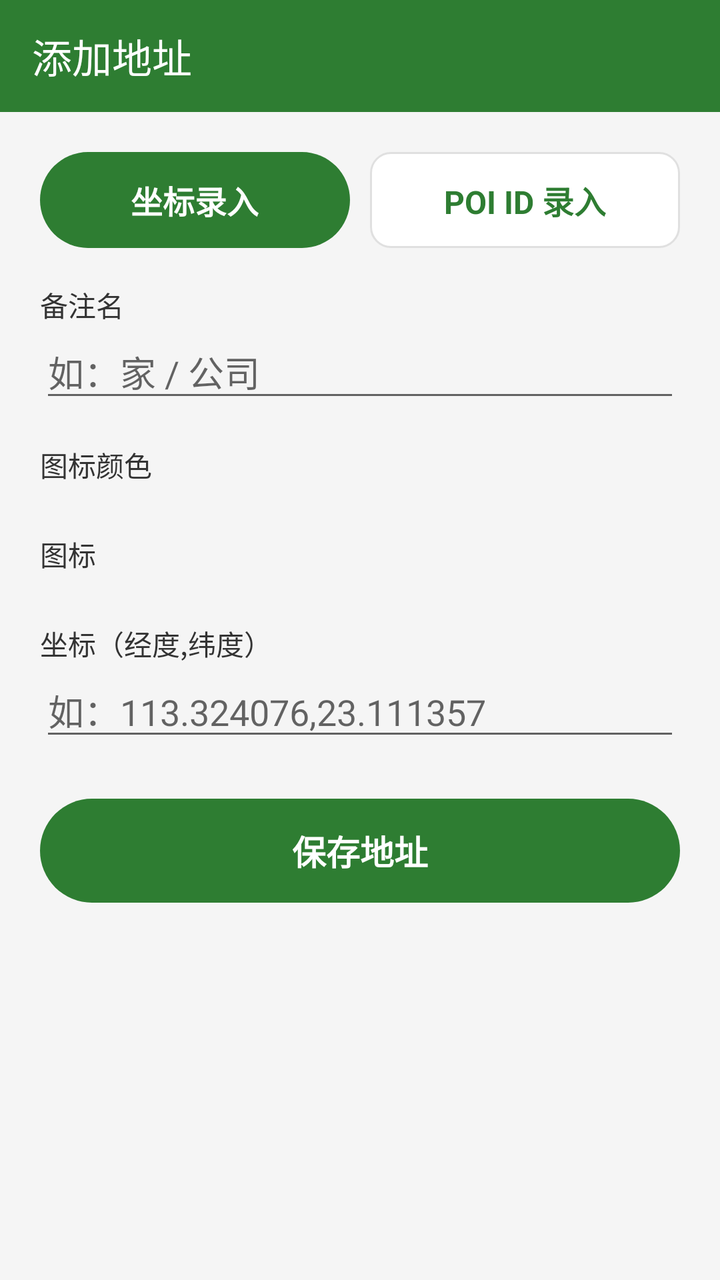
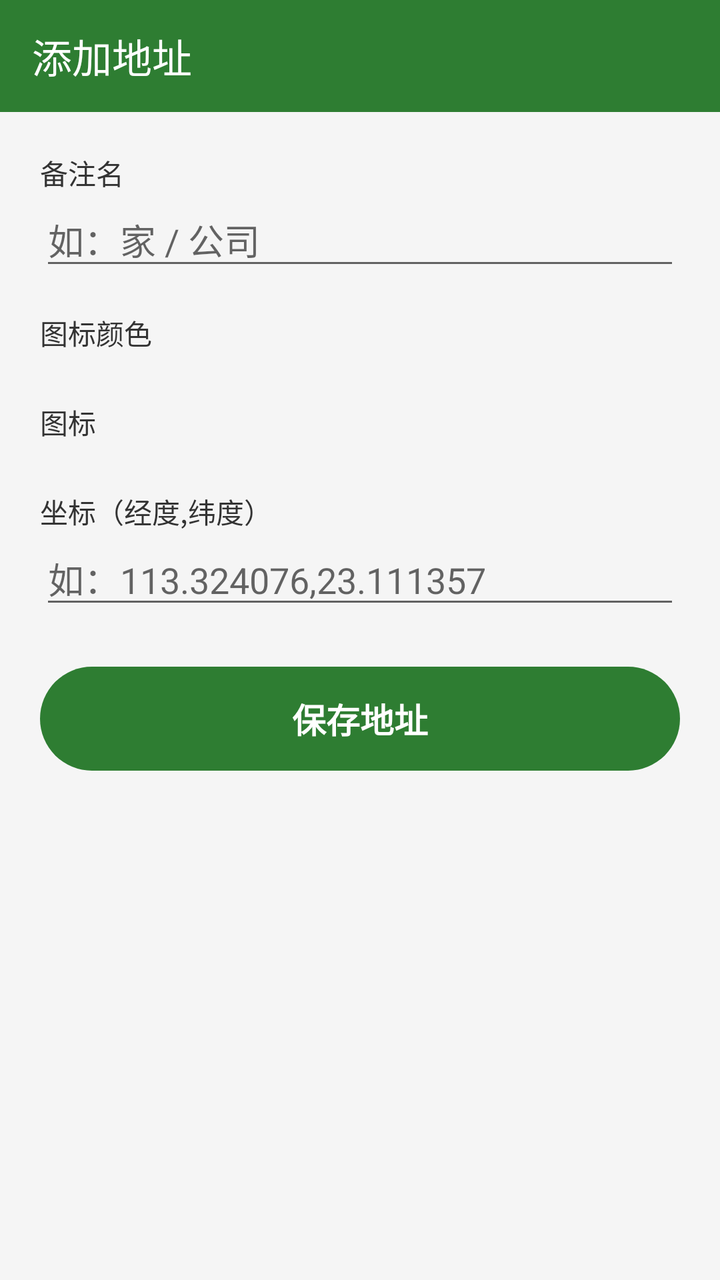

An Android layout rendered at two revisions. The XML below is the earlier revision; the diff shows what the commit changed to produce the second picture.
<!-- AndroidManifest.xml: application theme AppTheme -->
<!-- res/layout/activity_add_address.xml -->
<?xml version="1.0" encoding="utf-8"?>
<LinearLayout xmlns:android="http://schemas.android.com/apk/res/android"
    xmlns:app="http://schemas.android.com/apk/res-auto"
    android:layout_width="match_parent"
    android:layout_height="match_parent"
    android:background="#F5F5F5"
    android:orientation="vertical">

    <androidx.appcompat.widget.Toolbar
        android:id="@+id/toolbar"
        android:layout_width="match_parent"
        android:layout_height="wrap_content"
        android:background="#2E7D32"
        app:title="添加地址"
        app:titleTextColor="#FFFFFF" />

    <ScrollView
        android:id="@+id/formScroll"
        android:layout_width="match_parent"
        android:layout_height="0dp"
        android:layout_weight="1"
        android:clipToPadding="false">

        <LinearLayout
            android:layout_width="match_parent"
            android:layout_height="wrap_content"
            android:orientation="vertical"
            android:padding="20dp">

            <LinearLayout
                android:layout_width="match_parent"
                android:layout_height="wrap_content"
                android:orientation="horizontal">

                <TextView
                    android:id="@+id/btnCoord"
                    android:layout_width="0dp"
                    android:layout_height="48dp"
                    android:layout_weight="1"
                    android:background="@drawable/bg_add"
                    android:clickable="true"
                    android:focusable="true"
                    android:gravity="center"
                    android:text="坐标录入"
                    android:textColor="#FFFFFF"
                    android:textSize="16sp"
                    android:textStyle="bold" />

                <TextView
                    android:id="@+id/btnPoi"
                    android:layout_width="0dp"
                    android:layout_height="48dp"
                    android:layout_marginStart="10dp"
                    android:layout_weight="1"
                    android:background="@drawable/bg_card"
                    android:clickable="true"
                    android:focusable="true"
                    android:gravity="center"
                    android:text="POI ID 录入"
                    android:textColor="#2E7D32"
                    android:textSize="16sp"
                    android:textStyle="bold" />

            </LinearLayout>

            <TextView
                android:layout_width="match_parent"
                android:layout_height="wrap_content"
                android:layout_marginTop="18dp"
                android:text="备注名"
                android:textColor="#333333"
                android:textSize="14sp" />

            <EditText
                android:id="@+id/etName"
                android:layout_width="match_parent"
                android:layout_height="wrap_content"
                android:hint="如：家 / 公司"
                android:inputType="text"
                android:maxLines="1" />

            <TextView
                android:layout_width="match_parent"
                android:layout_height="wrap_content"
                android:layout_marginTop="16dp"
                android:text="图标颜色"
                android:textColor="#333333"
                android:textSize="14sp" />

            <LinearLayout
                android:id="@+id/colorRow"
                android:layout_width="match_parent"
                android:layout_height="wrap_content"
                android:layout_marginTop="8dp"
                android:orientation="horizontal" />

            <TextView
                android:layout_width="match_parent"
                android:layout_height="wrap_content"
                android:layout_marginTop="16dp"
                android:text="图标"
                android:textColor="#333333"
                android:textSize="14sp" />

            <LinearLayout
                android:id="@+id/iconRow"
                android:layout_width="match_parent"
                android:layout_height="wrap_content"
                android:layout_marginTop="8dp"
                android:orientation="horizontal" />

            
            <LinearLayout
                android:id="@+id/coordSection"
                android:layout_width="match_parent"
                android:layout_height="wrap_content"
                android:orientation="vertical">

                <TextView
                    android:layout_width="match_parent"
                    android:layout_height="wrap_content"
                    android:layout_marginTop="16dp"
                    android:text="坐标（经度,纬度）"
                    android:textColor="#333333"
                    android:textSize="14sp" />

                <EditText
                    android:id="@+id/etCoord"
                    android:layout_width="match_parent"
                    android:layout_height="wrap_content"
                    android:hint="如：113.324076,23.111357"
                    android:inputType="textNoSuggestions"
                    android:maxLines="1"
                    android:singleLine="true" />

                
                <TextView
                    android:id="@+id/tvCoordEcho"
                    android:layout_width="match_parent"
                    android:layout_height="wrap_content"
                    android:layout_marginTop="6dp"
                    android:textColor="#2E7D32"
                    android:textSize="13sp"
                    android:visibility="gone" />

            </LinearLayout>

            
            <LinearLayout
                android:id="@+id/poiSection"
                android:layout_width="match_parent"
                android:layout_height="wrap_content"
                android:orientation="vertical"
                android:visibility="gone">

                <TextView
                    android:layout_width="match_parent"
                    android:layout_height="wrap_content"
                    android:layout_marginTop="16dp"
                    android:text="POI ID"
                    android:textColor="#333333"
                    android:textSize="14sp" />

                <EditText
                    android:id="@+id/etPoiIdOnly"
                    android:layout_width="match_parent"
                    android:layout_height="wrap_content"
                    android:hint="如：B000A60DA1"
                    android:inputType="text"
                    android:maxLines="1" />

                <TextView
                    android:layout_width="match_parent"
                    android:layout_height="wrap_content"
                    android:layout_marginTop="12dp"
                    android:text="获取 POI ID：高德地图网页版搜索地点\n从详情页地址栏取值"
                    android:textColor="#888888"
                    android:textSize="12sp" />

            </LinearLayout>

            <TextView
                android:id="@+id/btnSave"
                android:layout_width="match_parent"
                android:layout_height="52dp"
                android:layout_marginTop="24dp"
                android:layout_marginBottom="24dp"
                android:background="@drawable/bg_add"
                android:clickable="true"
                android:focusable="true"
                android:gravity="center"
                android:text="保存地址"
                android:textColor="#FFFFFF"
                android:textSize="17sp"
                android:textStyle="bold" />

        </LinearLayout>

    </ScrollView>

</LinearLayout>
<!-- resources referenced by this layout -->
<resources>
  <!-- drawable bg_add (drawable) -->
  <?xml version="1.0" encoding="utf-8"?>
  <shape xmlns:android="http://schemas.android.com/apk/res/android"
      android:shape="rectangle">
      <solid android:color="#2E7D32" />
      <corners android:radius="28dp" />
  </shape>
  <!-- drawable bg_card (drawable) -->
  <?xml version="1.0" encoding="utf-8"?>
  <shape xmlns:android="http://schemas.android.com/apk/res/android"
      android:shape="rectangle">
      <solid android:color="#FFFFFF" />
      <corners android:radius="10dp" />
      <stroke
          android:width="1dp"
          android:color="#E0E0E0" />
  </shape>
  <style name="AppTheme" parent="Theme.AppCompat.Light.NoActionBar">
          <item name="colorPrimary">#2E7D32</item>
          <item name="colorPrimaryDark">#1B5E20</item>
          <item name="colorAccent">#2E7D32</item>
          <item name="android:windowBackground">@drawable/bg_glass_page</item>
          <item name="android:windowContentOverlay">@null</item>
          <item name="android:windowLightStatusBar">false</item>
          <item name="android:windowLightNavigationBar">true</item>
      </style>
  <!-- drawable bg_glass_page (drawable) -->
  <?xml version="1.0" encoding="utf-8"?>
  <shape xmlns:android="http://schemas.android.com/apk/res/android"
      android:shape="rectangle">
      <gradient
          android:angle="270"
          android:endColor="#EEF0EA"
          android:startColor="#FBFBF9"
          android:type="linear" />
  </shape>
</resources>

<!-- the commit's change to res/layout/activity_add_address.xml (unified diff, before → after) -->
@@ -27,46 +27,9 @@
             android:orientation="vertical"
             android:padding="20dp">
 
-            <LinearLayout
-                android:layout_width="match_parent"
-                android:layout_height="wrap_content"
-                android:orientation="horizontal">
-
-                <TextView
-                    android:id="@+id/btnCoord"
-                    android:layout_width="0dp"
-                    android:layout_height="48dp"
-                    android:layout_weight="1"
-                    android:background="@drawable/bg_add"
-                    android:clickable="true"
-                    android:focusable="true"
-                    android:gravity="center"
-                    android:text="坐标录入"
-                    android:textColor="#FFFFFF"
-                    android:textSize="16sp"
-                    android:textStyle="bold" />
-
-                <TextView
-                    android:id="@+id/btnPoi"
-                    android:layout_width="0dp"
-                    android:layout_height="48dp"
-                    android:layout_marginStart="10dp"
-                    android:layout_weight="1"
-                    android:background="@drawable/bg_card"
-                    android:clickable="true"
-                    android:focusable="true"
-                    android:gravity="center"
-                    android:text="POI ID 录入"
-                    android:textColor="#2E7D32"
-                    android:textSize="16sp"
-                    android:textStyle="bold" />
-
-            </LinearLayout>
-
             <TextView
                 android:layout_width="match_parent"
                 android:layout_height="wrap_content"
-                android:layout_marginTop="18dp"
                 android:text="备注名"
                 android:textColor="#333333"
                 android:textSize="14sp" />
@@ -109,7 +72,6 @@
                 android:layout_marginTop="8dp"
                 android:orientation="horizontal" />
 
-            
             <LinearLayout
                 android:id="@+id/coordSection"
                 android:layout_width="match_parent"
@@ -145,40 +107,6 @@
 
             </LinearLayout>
 
-            
-            <LinearLayout
-                android:id="@+id/poiSection"
-                android:layout_width="match_parent"
-                android:layout_height="wrap_content"
-                android:orientation="vertical"
-                android:visibility="gone">
-
-                <TextView
-                    android:layout_width="match_parent"
-                    android:layout_height="wrap_content"
-                    android:layout_marginTop="16dp"
-                    android:text="POI ID"
-                    android:textColor="#333333"
-                    android:textSize="14sp" />
-
-                <EditText
-                    android:id="@+id/etPoiIdOnly"
-                    android:layout_width="match_parent"
-                    android:layout_height="wrap_content"
-                    android:hint="如：B000A60DA1"
-                    android:inputType="text"
-                    android:maxLines="1" />
-
-                <TextView
-                    android:layout_width="match_parent"
-                    android:layout_height="wrap_content"
-                    android:layout_marginTop="12dp"
-                    android:text="获取 POI ID：高德地图网页版搜索地点\n从详情页地址栏取值"
-                    android:textColor="#888888"
-                    android:textSize="12sp" />
-
-            </LinearLayout>
-
             <TextView
                 android:id="@+id/btnSave"
                 android:layout_width="match_parent"
<!-- resource entries referenced after the edit -->
@@ -6,16 +6,6 @@
       android:shape="rectangle">
       <solid android:color="#2E7D32" />
       <corners android:radius="28dp" />
-  </shape>
-  <!-- drawable bg_card (drawable) -->
-  <?xml version="1.0" encoding="utf-8"?>
-  <shape xmlns:android="http://schemas.android.com/apk/res/android"
-      android:shape="rectangle">
-      <solid android:color="#FFFFFF" />
-      <corners android:radius="10dp" />
-      <stroke
-          android:width="1dp"
-          android:color="#E0E0E0" />
   </shape>
   <style name="AppTheme" parent="Theme.AppCompat.Light.NoActionBar">
           <item name="colorPrimary">#2E7D32</item>
